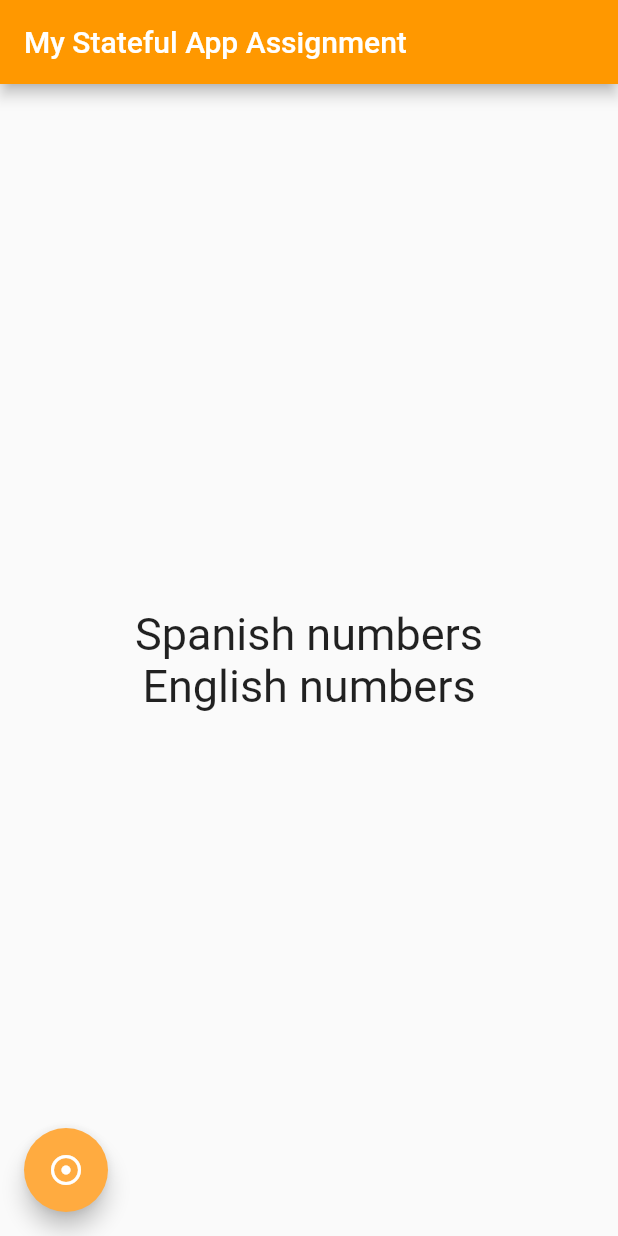
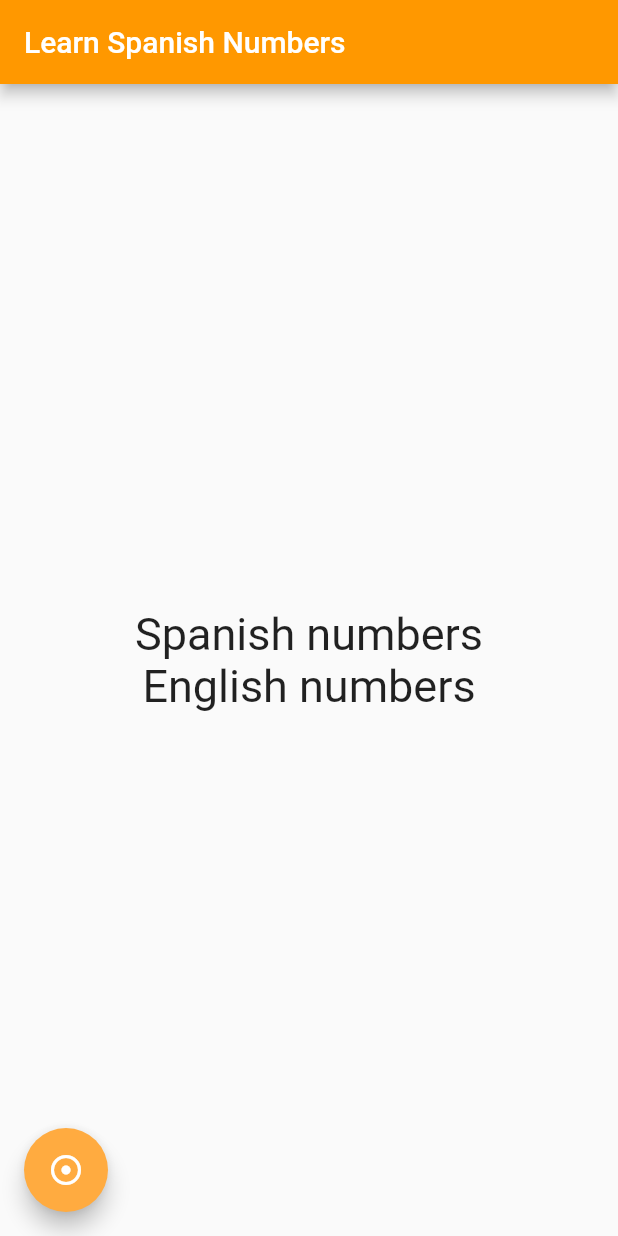
Before and after one commit to akai07/spanishnumber, a Flutter app: the screen it shows after launch, on a phone screen of 412 x 824 dp. Run offline on Flutter 3.47's test engine with Material 2 defaults, Android fonts, the phone set to English and light mode, and no system bars.

Commit message:
Update main.dart
Title Change

```diff
--- a/lib/main.dart
+++ b/lib/main.dart
@@ -50,7 +50,7 @@ class MyButtonState extends State<MyButton> {
   Widget build(BuildContext context) {
     return Scaffold(
       appBar: AppBar(
-        title: Text("My Stateful App Assignment"),
+        title: Text("Learn Spanish Numbers"),
         backgroundColor: Colors.orange,
       ),
       body: Container(
```
